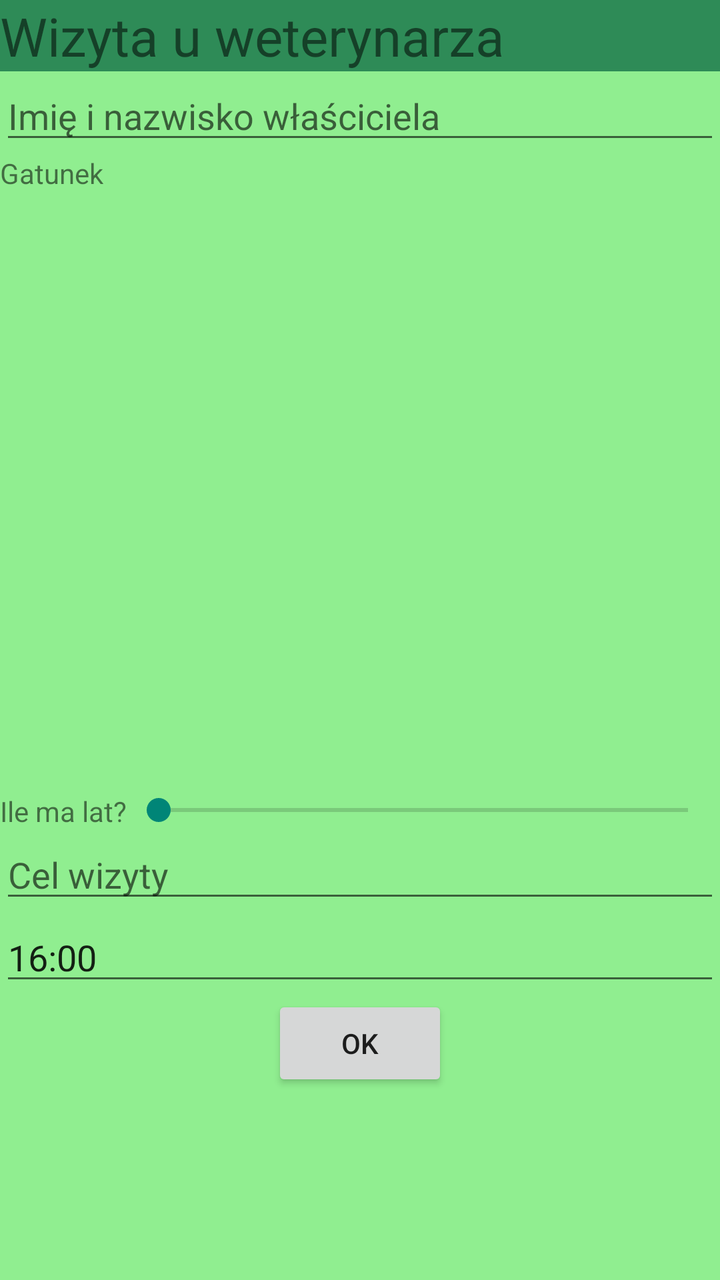
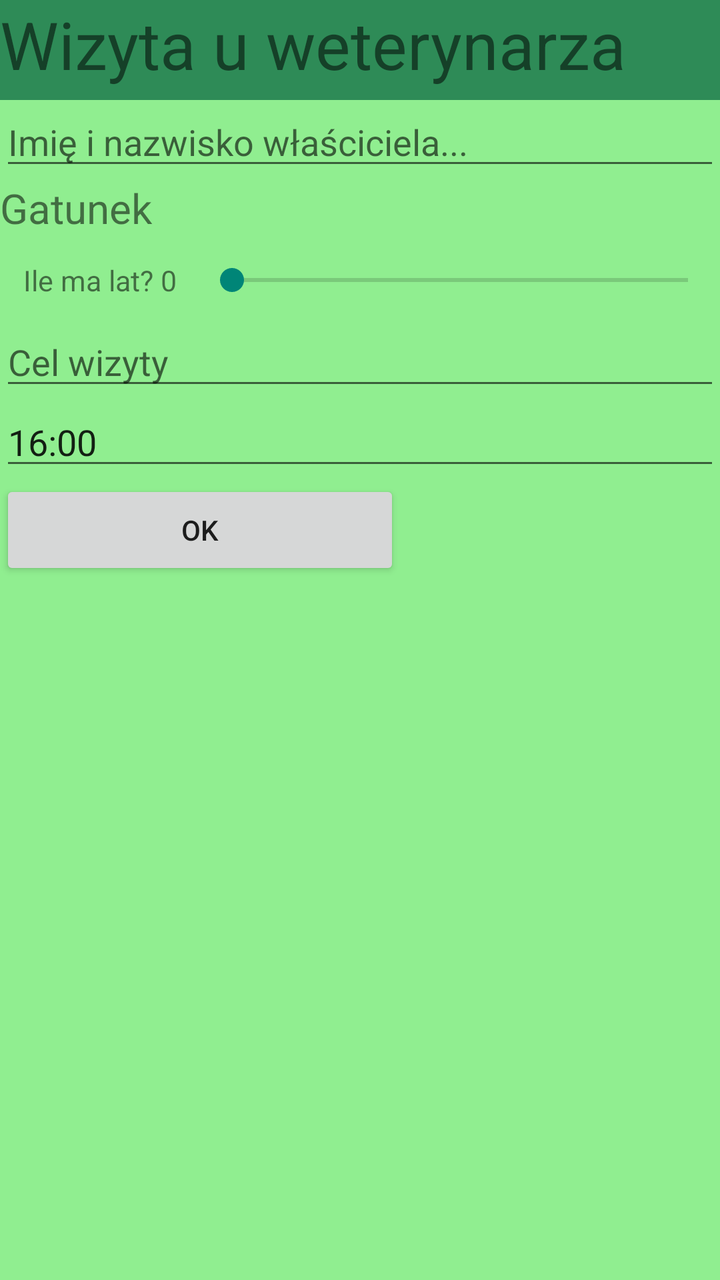

An Android layout rendered at two revisions. The XML below is the earlier revision; the diff shows what the commit changed to produce the second picture.
<!-- AndroidManifest.xml: application theme Theme.Mobilka -->
<!-- res/layout/activity_main.xml -->
<?xml version="1.0" encoding="utf-8"?>
<androidx.appcompat.widget.LinearLayoutCompat xmlns:android="http://schemas.android.com/apk/res/android"
    xmlns:app="http://schemas.android.com/apk/res-auto"
    xmlns:tools="http://schemas.android.com/tools"
    android:orientation="vertical"
    android:id="@+id/main"
    android:layout_width="match_parent"
    android:layout_height="match_parent"
    tools:context=".MainActivity"
    android:background="#90EE90">

    <TextView
        android:layout_width="match_parent"
        android:layout_height="wrap_content"
        android:background="#2E8B57"
        android:textSize="13pt"
        android:text="Wizyta u weterynarza"
        />

    <EditText
        android:id="@+id/name"
        android:layout_width="match_parent"
        android:layout_height="wrap_content"
        android:hint="Imię i nazwisko właściciela">

    </EditText>

    <TextView
        android:layout_width="wrap_content"
        android:layout_height="wrap_content"
        android:text="Gatunek">
    </TextView>

    <ListView
        android:layout_width="match_parent"
        android:layout_height="300dp">
    </ListView>

    <LinearLayout
        android:layout_width="match_parent"
        android:layout_height="wrap_content">
        <TextView
            android:layout_width="wrap_content"
            android:layout_height="wrap_content"
            android:text="Ile ma lat?">

        </TextView>
        <SeekBar
            android:id="@+id/age"
            android:layout_width="match_parent"
            android:layout_height="wrap_content">
        </SeekBar>
    </LinearLayout>

    <EditText
        android:layout_width="match_parent"
        android:layout_height="wrap_content"
        android:hint="Cel wizyty">

    </EditText>


    <EditText
        android:id="@+id/editTextTime"
        android:layout_width="match_parent"
        android:layout_height="wrap_content"
        android:ems="10"
        android:inputType="time"
        android:text="16:00" />

    <Button
        android:layout_width="wrap_content"
        android:layout_height="wrap_content"
        android:layout_gravity="center"
        android:text="OK">

    </Button>

</androidx.appcompat.widget.LinearLayoutCompat>
<!-- resources referenced by this layout -->
<resources>
  <style name="Theme.Mobilka" parent="Base.Theme.Mobilka" />
  <style name="Base.Theme.Mobilka" parent="Theme.AppCompat.Light">
          
          
      </style>
</resources>

<!-- the commit's change to res/layout/activity_main.xml (unified diff, before → after) -->
@@ -2,78 +2,73 @@
 <androidx.appcompat.widget.LinearLayoutCompat xmlns:android="http://schemas.android.com/apk/res/android"
     xmlns:app="http://schemas.android.com/apk/res-auto"
     xmlns:tools="http://schemas.android.com/tools"
-    android:orientation="vertical"
     android:id="@+id/main"
     android:layout_width="match_parent"
     android:layout_height="match_parent"
-    tools:context=".MainActivity"
-    android:background="#90EE90">
+    android:background="#90EE90"
+    android:orientation="vertical"
+    tools:context=".MainActivity">
 
     <TextView
         android:layout_width="match_parent"
-        android:layout_height="wrap_content"
-        android:background="#2E8B57"
-        android:textSize="13pt"
+        android:layout_height="50dp"
         android:text="Wizyta u weterynarza"
-        />
-
+        android:textSize="16pt"
+        android:background="#2E8B57"/>
     <EditText
         android:id="@+id/name"
         android:layout_width="match_parent"
-        android:layout_height="wrap_content"
-        android:hint="Imię i nazwisko właściciela">
+        android:layout_height="40dp"
+        android:hint="Imię i nazwisko właściciela..."/>
+    <TextView
+        android:id="@+id/gatunek"
+        android:textSize="10pt"
+        android:layout_width="match_parent"
+        android:layout_height="30dp"
+        android:text="Gatunek"/>
+    <ListView
+        android:id="@+id/animal_list"
+        android:layout_width="match_parent"
+        android:layout_height="wrap_content">
+    </ListView>
+    <LinearLayout
+        android:layout_width="match_parent"
+        android:layout_height="40dp">
+        <TextView
+            android:id="@+id/age_text"
+            android:layout_width="100dp"
+            android:layout_height="match_parent"
+            android:text="Ile ma lat? 0"
+            android:textSize="7pt"
+            android:gravity="center"/>
+        <SeekBar
+            android:id="@+id/age_bar"
+            android:layout_width="match_parent"
+            android:layout_height="match_parent" />
+    </LinearLayout>
+    <EditText
+        android:id="@+id/purpose"
+        android:layout_width="match_parent"
+        android:layout_height="40dp"
+        android:hint="Cel wizyty"/>
 
-    </EditText>
+    <EditText
+        android:id="@+id/time"
+        android:layout_width="match_parent"
+        android:layout_height="40dp"
+        android:inputType="time"
+        android:text="16:00"/>
+
+    <Button
+        android:id="@+id/submit"
+        android:layout_width="200dp"
+        android:layout_height="50dp"
+        android:text="OK"/>
 
     <TextView
-        android:layout_width="wrap_content"
-        android:layout_height="wrap_content"
-        android:text="Gatunek">
-    </TextView>
-
-    <ListView
         android:layout_width="match_parent"
-        android:layout_height="300dp">
-    </ListView>
-
-    <LinearLayout
-        android:layout_width="match_parent"
-        android:layout_height="wrap_content">
-        <TextView
-            android:layout_width="wrap_content"
-            android:layout_height="wrap_content"
-            android:text="Ile ma lat?">
-
-        </TextView>
-        <SeekBar
-            android:id="@+id/age"
-            android:layout_width="match_parent"
-            android:layout_height="wrap_content">
-        </SeekBar>
-    </LinearLayout>
-
-    <EditText
-        android:layout_width="match_parent"
-        android:layout_height="wrap_content"
-        android:hint="Cel wizyty">
-
-    </EditText>
-
-
-    <EditText
-        android:id="@+id/editTextTime"
-        android:layout_width="match_parent"
-        android:layout_height="wrap_content"
-        android:ems="10"
-        android:inputType="time"
-        android:text="16:00" />
-
-    <Button
-        android:layout_width="wrap_content"
-        android:layout_height="wrap_content"
-        android:layout_gravity="center"
-        android:text="OK">
-
-    </Button>
+        android:layout_height="50dp"
+        android:id="@+id/visit_details"
+        />
 
 </androidx.appcompat.widget.LinearLayoutCompat>
<!-- resource entries referenced after the edit -->
@@ -1,7 +1,7 @@
 <!-- resources referenced by this layout -->
 <resources>
   <style name="Theme.Mobilka" parent="Base.Theme.Mobilka" />
-  <style name="Base.Theme.Mobilka" parent="Theme.AppCompat.Light">
+  <style name="Base.Theme.Mobilka" parent="Theme.AppCompat.Light.NoActionBar">
           
           
       </style>
